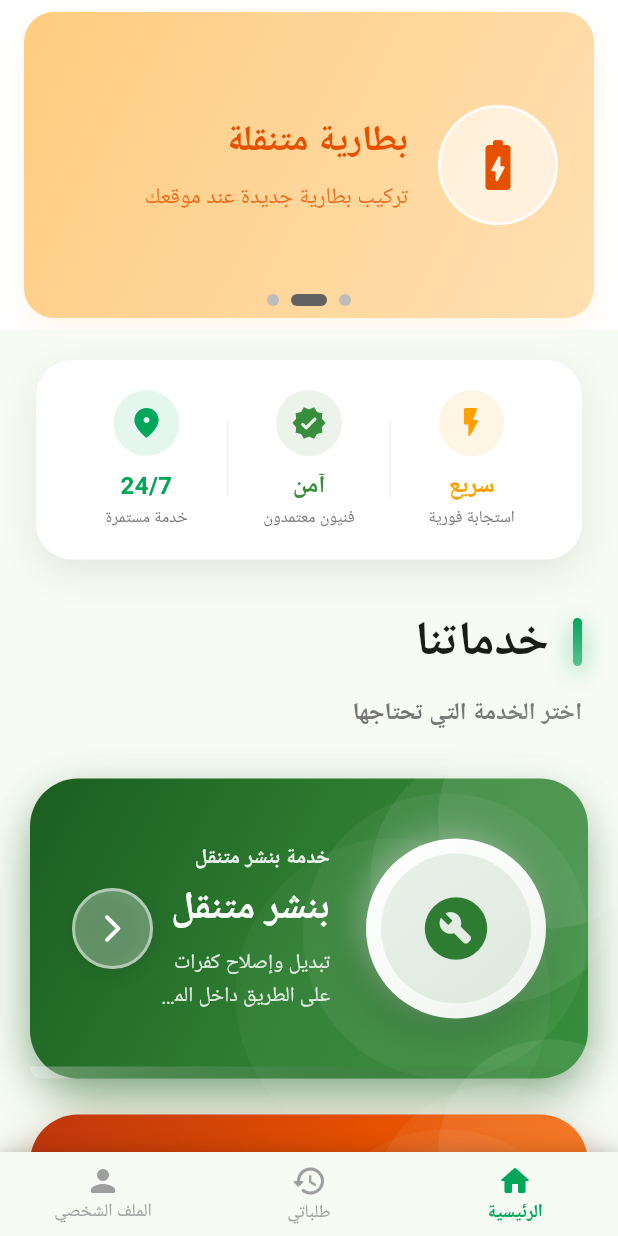
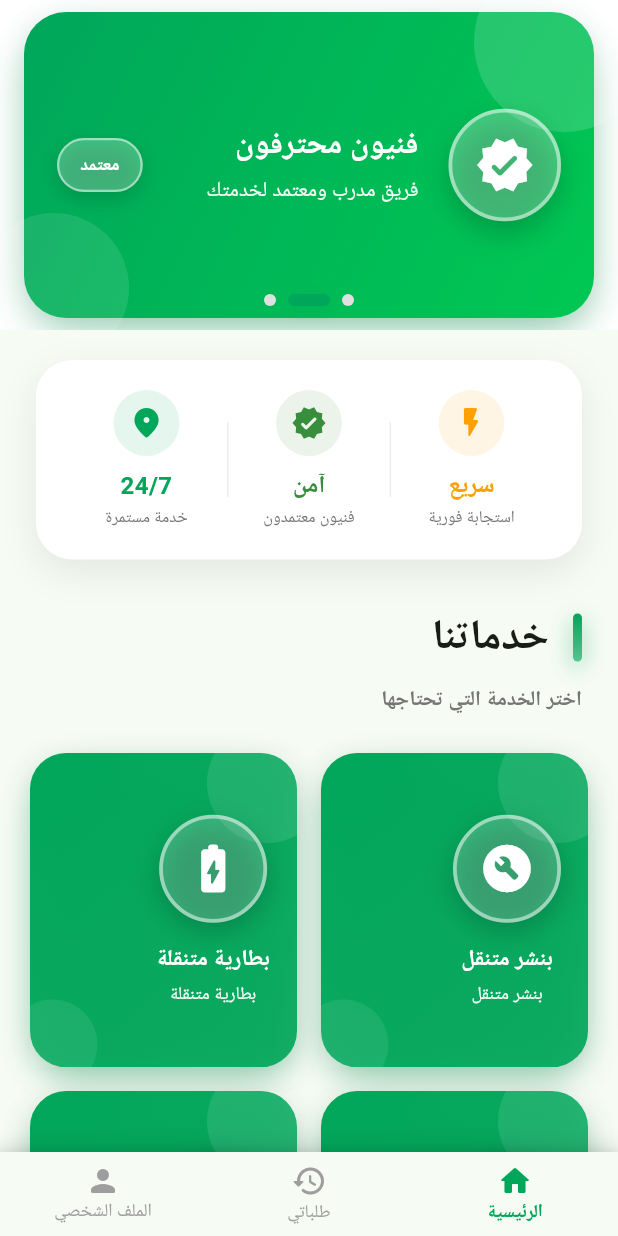
Before and after one commit to ZXYasser/SHM_app, a Flutter app: the screen it shows after launch, on a phone screen of 412 x 824 dp. Run offline on Flutter 3.47's test engine with Material 3 defaults, Android fonts, the phone set to English and light mode, and no system bars; our stand-ins replace geolocator, shared_preferences; Roboto replaces fonts that are missing (Arial).

Commit message:
Update: Railway deployment, config updates, and build fixes

```diff
--- a/flutter_app/lib/screens/home_screen.dart
+++ b/flutter_app/lib/screens/home_screen.dart
@@ -17,28 +17,28 @@ class _HomeScreenState extends State<HomeScreen> with TickerProviderStateMixin {
   int _currentCarouselIndex = 0;
   Timer? _carouselTimer;
 
-  // Carousel Ads Data - Light Pastel Colors
+  // Carousel Ads Data - Premium Modern Design
   final List<Map<String, dynamic>> _carouselAds = [
     {
-      'title': 'خدمة بنشر متنقل',
+      'title': 'خدمة سريعة وموثوقة',
       'subtitle': 'نصل إليك في أي مكان داخل المدينة المنورة',
-      'icon': Icons.build_circle_rounded,
-      'gradient': [Color(0xFFA5D6A7), Color(0xFFC8E6C9)],
-      'textColor': Color(0xFF2E7D32),
+      'icon': Icons.flash_on_rounded,
+      'badge': '24/7',
+      'gradient': [Color(0xFF00A65A), Color(0xFF00C853)],
     },
     {
-      'title': 'بطارية متنقلة',
-      'subtitle': 'تركيب بطارية جديدة عند موقعك',
-      'icon': Icons.battery_charging_full_rounded,
-      'gradient': [Color(0xFFFFCC80), Color(0xFFFFE0B2)],
-      'textColor': Color(0xFFE65100),
+      'title': 'فنيون محترفون',
+      'subtitle': 'فريق مدرب ومعتمد لخدمتك',
+      'icon': Icons.verified_rounded,
+      'badge': 'معتمد',
+      'gradient': [Color(0xFF00A65A), Color(0xFF00C853)],
     },
     {
-      'title': 'خدمة 24/7',
-      'subtitle': 'متاح على مدار الساعة لخدمتك',
-      'icon': Icons.access_time_filled_rounded,
-      'gradient': [Color(0xFF90CAF9), Color(0xFFBBDEFB)],
-      'textColor': Color(0xFF1565C0),
+      'title': 'أسعار منافسة',
+      'subtitle': 'أفضل الأسعار في السوق',
+      'icon': Icons.star_rounded,
+      'badge': 'عروض',
+      'gradient': [Color(0xFF00A65A), Color(0xFF00C853)],
     },
   ];
 
@@ -290,11 +290,11 @@ class _HomeScreenState extends State<HomeScreen> with TickerProviderStateMixin {
   }
 
   Widget _buildAdCard(Map<String, dynamic> ad) {
-    final gradient = ad['gradient'] as List<Color>;
     final icon = ad['icon'] as IconData;
     final title = ad['title'] as String;
     final subtitle = ad['subtitle'] as String;
-    final textColor = ad['textColor'] as Color;
+    final badge = ad['badge'] as String;
+    final gradient = ad['gradient'] as List<Color>;
 
     return Container(
       margin: const EdgeInsets.symmetric(horizontal: 16, vertical: 8),
@@ -304,33 +304,75 @@ class _HomeScreenState extends State<HomeScreen> with TickerProviderStateMixin {
           end: Alignment.bottomRight,
           colors: gradient,
         ),
-        borderRadius: BorderRadius.circular(20),
+        borderRadius: BorderRadius.circular(28),
         boxShadow: [
           BoxShadow(
-            color: gradient[0].withOpacity(0.2),
+            color: gradient[0].withOpacity(0.4),
+            blurRadius: 25,
+            offset: const Offset(0, 12),
+            spreadRadius: -5,
+          ),
+          BoxShadow(
+            color: Colors.black.withOpacity(0.1),
             blurRadius: 15,
-            offset: const Offset(0, 8),
-            spreadRadius: -3,
+            offset: const Offset(0, 6),
           ),
         ],
       ),
-      child: Padding(
-        padding: const EdgeInsets.all(24),
+      child: Stack(
+        clipBehavior: Clip.none,
+        children: [
+          // Decorative elements
+          Positioned(
+            top: -40,
+            right: -40,
+            child: Container(
+              width: 120,
+              height: 120,
+              decoration: BoxDecoration(
+                shape: BoxShape.circle,
+                color: Colors.white.withOpacity(0.15),
+              ),
+            ),
+          ),
+          Positioned(
+            bottom: -30,
+            left: -30,
+            child: Container(
+              width: 100,
+              height: 100,
+              decoration: BoxDecoration(
+                shape: BoxShape.circle,
+                color: Colors.white.withOpacity(0.1),
+              ),
+            ),
+          ),
+
+          // Content
+          Padding(
+            padding: const EdgeInsets.all(22),
             child: Row(
               children: [
-            // Icon Section
+                // Icon Section - Premium Design
                 Container(
-              width: 80,
-              height: 80,
+                  width: 75,
+                  height: 75,
                   decoration: BoxDecoration(
-                color: Colors.white.withOpacity(0.6),
+                    color: Colors.white.withOpacity(0.25),
                     shape: BoxShape.circle,
                     border: Border.all(
-                  color: Colors.white.withOpacity(0.8),
-                  width: 2,
+                      color: Colors.white.withOpacity(0.5),
+                      width: 2.5,
                     ),
+                    boxShadow: [
+                      BoxShadow(
+                        color: Colors.black.withOpacity(0.2),
+                        blurRadius: 15,
+                        offset: const Offset(0, 8),
                       ),
-              child: Icon(icon, color: textColor, size: 40),
+                    ],
+                  ),
+                  child: Icon(icon, color: Colors.white, size: 40),
                 ),
                 const SizedBox(width: 20),
 
@@ -342,20 +384,54 @@ class _HomeScreenState extends State<HomeScreen> with TickerProviderStateMixin {
                     children: [
                       Text(
                         title,
-                    style: TextStyle(
-                      fontSize: 24,
+                        style: const TextStyle(
+                          fontSize: 21,
                           fontWeight: FontWeight.bold,
-                      color: textColor,
-                      letterSpacing: 0.5,
+                          color: Colors.white,
+                          letterSpacing: 0.4,
+                          height: 1.2,
                         ),
                       ),
                       const SizedBox(height: 8),
                       Text(
                         subtitle,
                         style: TextStyle(
-                      fontSize: 15,
-                      color: textColor.withOpacity(0.8),
+                          fontSize: 14,
+                          color: Colors.white.withOpacity(0.95),
                           fontWeight: FontWeight.w500,
+                          height: 1.3,
+                        ),
+                      ),
+                    ],
+                  ),
+                ),
+
+                // Badge - Premium Design
+                Container(
+                  padding: const EdgeInsets.symmetric(horizontal: 14, vertical: 8),
+                  decoration: BoxDecoration(
+                    color: Colors.white.withOpacity(0.25),
+                    borderRadius: BorderRadius.circular(25),
+                    border: Border.all(
+                      color: Colors.white.withOpacity(0.5),
+                      width: 1.5,
+                    ),
+                    boxShadow: [
+                      BoxShadow(
+                        color: Colors.black.withOpacity(0.15),
+                        blurRadius: 10,
+                        offset: const Offset(0, 5),
+                      ),
+                    ],
+                  ),
+                  child: Text(
+                    badge,
+                    style: const TextStyle(
+                      color: Colors.white,
+                      fontSize: 12,
+                      fontWeight: FontWeight.bold,
+                      letterSpacing: 0.5,
+                    ),
                   ),
                 ),
               ],
@@ -363,24 +439,57 @@ class _HomeScreenState extends State<HomeScreen> with TickerProviderStateMixin {
           ),
         ],
       ),
-      ),
     );
   }
 
   Widget _buildIndicator(bool isActive) {
+    final color = const Color(AppConstants.primaryColorValue);
     return AnimatedContainer(
       duration: const Duration(milliseconds: 300),
       margin: const EdgeInsets.symmetric(horizontal: 4),
-      width: isActive ? 24 : 8,
+      width: isActive ? 28 : 8,
       height: 8,
       decoration: BoxDecoration(
-        color: isActive ? Colors.grey[700] : Colors.grey[400],
+        color: isActive ? color : Colors.grey[300],
         borderRadius: BorderRadius.circular(4),
+        boxShadow: isActive
+            ? [
+                BoxShadow(
+                  color: color.withOpacity(0.4),
+                  blurRadius: 8,
+                  offset: const Offset(0, 2),
+                ),
+              ]
+            : null,
       ),
     );
   }
 
   Widget _buildAmazingServicesSection(BuildContext context, Color color) {
+    // قائمة الخدمات - جميعها بنفس اللون الموحد
+    final List<Map<String, dynamic>> services = [
+      {
+        'title': AppConstants.serviceTire,
+        'subtitle': 'بنشر متنقل',
+        'icon': Icons.build_circle_rounded,
+      },
+      {
+        'title': AppConstants.serviceBattery,
+        'subtitle': 'بطارية متنقلة',
+        'icon': Icons.battery_charging_full_rounded,
+      },
+      {
+        'title': AppConstants.serviceElectrical,
+        'subtitle': 'خلل كهربائي',
+        'icon': Icons.electrical_services_rounded,
+      },
+      {
+        'title': AppConstants.serviceOther,
+        'subtitle': 'خلل آخر',
+        'icon': Icons.build_rounded,
+      },
+    ];
+
     return Container(
       margin: const EdgeInsets.only(top: 32, bottom: 16),
       child: Column(
@@ -417,7 +526,7 @@ class _HomeScreenState extends State<HomeScreen> with TickerProviderStateMixin {
                     const Text(
                       'خدماتنا',
                       style: TextStyle(
-                        fontSize: 32,
+                        fontSize: 28,
                         fontWeight: FontWeight.bold,
                         letterSpacing: 1,
                       ),
@@ -427,9 +536,8 @@ class _HomeScreenState extends State<HomeScreen> with TickerProviderStateMixin {
                 const SizedBox(height: 12),
                 Text(
                   'اختر الخدمة التي تحتاجها',
-
                   style: TextStyle(
-                    fontSize: 16,
+                    fontSize: 14,
                     color: Colors.grey[600],
                     fontWeight: FontWeight.w600,
                   ),
@@ -438,49 +546,31 @@ class _HomeScreenState extends State<HomeScreen> with TickerProviderStateMixin {
             ),
           ),
 
-          const SizedBox(height: 32),
+          const SizedBox(height: 24),
 
-          // Amazing Service Cards
+          // Services Grid - Centered 2x2 Grid
           Padding(
             padding: const EdgeInsets.symmetric(horizontal: 20),
-            child: Column(
-              children: [
-                _buildAmazingServiceCard(
+            child: GridView.builder(
+              shrinkWrap: true,
+              physics: const NeverScrollableScrollPhysics(), // منع السحب في GridView نفسه
+              gridDelegate: const SliverGridDelegateWithFixedCrossAxisCount(
+                crossAxisCount: 2, // عمودين
+                mainAxisSpacing: 16, // المسافة العمودية بين الصفوف
+                crossAxisSpacing: 16, // المسافة الأفقية بين البطاقات
+                childAspectRatio: 0.85, // نسبة العرض إلى الارتفاع
+              ),
+              itemCount: services.length,
+              itemBuilder: (context, index) {
+                final service = services[index];
+                return _buildCompactServiceCard(
                   context: context,
-                  title: AppConstants.serviceTire,
-                  subtitle: 'خدمة بنشر متنقل',
-                  description:
-                      'تبديل وإصلاح كفرات على الطريق داخل المدينة المنورة',
-                  icon: Icons.build_circle_rounded,
-                  color: Color(0xFF2E7D32),
-                  gradient: [
-                    Color(0xFF1B5E20),
-                    Color(0xFF2E7D32),
-                    Color(0xFF388E3C),
-                  ],
-                  iconGradient: [Colors.white, Colors.white.withOpacity(0.9)],
-                  index: 0,
-                  onTap: () => _openRequest(context, AppConstants.serviceTire),
-                ),
-                const SizedBox(height: 24),
-                _buildAmazingServiceCard(
-                  context: context,
-                  title: AppConstants.serviceBattery,
-                  subtitle: 'خدمة بطارية متنقلة',
-                  description: 'تركيب بطارية + فحص الشحن عند موقعك',
-                  icon: Icons.battery_charging_full_rounded,
-                  color: Color(0xFFE65100),
-                  gradient: [
-                    Color(0xFFBF360C),
-                    Color(0xFFE65100),
-                    Color(0xFFFF6F00),
-                  ],
-                  iconGradient: [Colors.white, Colors.white.withOpacity(0.9)],
-                  index: 1,
-                  onTap: () =>
-                      _openRequest(context, AppConstants.serviceBattery),
-                ),
-              ],
+                  title: service['title'] as String,
+                  subtitle: service['subtitle'] as String,
+                  icon: service['icon'] as IconData,
+                  onTap: () => _openRequest(context, service['title'] as String),
+                );
+              },
             ),
           ),
         ],
@@ -488,226 +578,143 @@ class _HomeScreenState extends State<HomeScreen> with TickerProviderStateMixin {
     );
   }
 
-  Widget _buildAmazingServiceCard({
+  Widget _buildCompactServiceCard({
     required BuildContext context,
     required String title,
     required String subtitle,
-    required String description,
     required IconData icon,
-    required Color color,
-    required List<Color> gradient,
-    required List<Color> iconGradient,
-    required int index,
     required VoidCallback onTap,
   }) {
-    return TweenAnimationBuilder<double>(
-      tween: Tween(begin: 0.0, end: 1.0),
-      duration: Duration(milliseconds: 600 + (index * 200)),
-      curve: Curves.easeOutCubic,
-      builder: (context, value, child) {
-        return Transform.translate(
-          offset: Offset(0, 30 * (1 - value)),
-          child: Opacity(
-            opacity: value,
-            child: Transform.scale(
-              scale: 0.9 + (0.1 * value),
-              child: Material(
+    final color = const Color(AppConstants.primaryColorValue);
+
+    return Material(
       color: Colors.transparent,
       child: InkWell(
         onTap: onTap,
-                  borderRadius: BorderRadius.circular(32),
+        borderRadius: BorderRadius.circular(24),
         child: Container(
-                    height: 200,
           decoration: BoxDecoration(
             gradient: LinearGradient(
               begin: Alignment.topLeft,
               end: Alignment.bottomRight,
-                        colors: gradient,
+              colors: [
+                color,
+                color.withOpacity(0.9),
+              ],
             ),
-                      borderRadius: BorderRadius.circular(32),
+            borderRadius: BorderRadius.circular(24),
             boxShadow: [
               BoxShadow(
-                          color: color.withOpacity(0.5),
-                          blurRadius: 30,
-                          offset: const Offset(0, 15),
+                color: color.withOpacity(0.4),
+                blurRadius: 20,
+                offset: const Offset(0, 10),
                 spreadRadius: -5,
               ),
               BoxShadow(
-                          color: Colors.black.withOpacity(0.15),
-                          blurRadius: 20,
-                          offset: const Offset(0, 8),
+                color: Colors.black.withOpacity(0.1),
+                blurRadius: 15,
+                offset: const Offset(0, 5),
               ),
             ],
           ),
           child: Stack(
-                      clipBehavior: Clip.none,
             children: [
-                        // Animated Background Pattern
-                        ...List.generate(4, (i) {
-                          return Positioned(
-                            top: -50 + (i * 30),
-                            right: -50 + (i * 25),
+              // Decorative circles
+              Positioned(
+                top: -20,
+                right: -20,
                 child: Container(
-                              width: 150 + (i * 20),
-                              height: 150 + (i * 20),
+                  width: 80,
+                  height: 80,
                   decoration: BoxDecoration(
                     shape: BoxShape.circle,
-                                color: Colors.white.withOpacity(
-                                  0.08 - (i * 0.015),
+                    color: Colors.white.withOpacity(0.1),
                   ),
                 ),
               ),
-                          );
-                        }),
-
-                        // Main Content
-                        Padding(
-                          padding: const EdgeInsets.all(28),
-                          child: Row(
-                            children: [
-                              // Icon Section
-                              Container(
-                                width: 120,
-                                height: 120,
+              Positioned(
+                bottom: -15,
+                left: -15,
+                child: Container(
+                  width: 60,
+                  height: 60,
                   decoration: BoxDecoration(
                     shape: BoxShape.circle,
-                                  gradient: LinearGradient(
-                                    begin: Alignment.topLeft,
-                                    end: Alignment.bottomRight,
-                                    colors: iconGradient,
+                    color: Colors.white.withOpacity(0.08),
+                  ),
+                ),
+              ),
+
+              // Content
+              Padding(
+                padding: const EdgeInsets.all(18),
+                child: Column(
+                  mainAxisAlignment: MainAxisAlignment.center,
+                  crossAxisAlignment: CrossAxisAlignment.center,
+                  children: [
+                    // Icon Section - Larger and more prominent
+                    Container(
+                      width: 72,
+                      height: 72,
+                      decoration: BoxDecoration(
+                        color: Colors.white.withOpacity(0.2),
+                        shape: BoxShape.circle,
+                        border: Border.all(
+                          color: Colors.white.withOpacity(0.5),
+                          width: 2.5,
                         ),
                         boxShadow: [
                           BoxShadow(
                             color: Colors.black.withOpacity(0.2),
-                                      blurRadius: 25,
-                                      offset: const Offset(0, 10),
-                                    ),
-                                    BoxShadow(
-                                      color: Colors.white.withOpacity(0.3),
                             blurRadius: 15,
-                                      offset: const Offset(-5, -5),
+                            offset: const Offset(0, 6),
                           ),
                         ],
                       ),
-                                child: Stack(
-                                  alignment: Alignment.center,
-                                  children: [
-                                    // Glow effect
-                                    Container(
-                                      width: 100,
-                                      height: 100,
-                                      decoration: BoxDecoration(
-                                        shape: BoxShape.circle,
-                                        color: color.withOpacity(0.1),
+                      child: Icon(
+                        icon,
+                        color: Colors.white,
+                        size: 38,
                       ),
                     ),
-                                    Icon(icon, color: color, size: 50),
-                                  ],
+                    const SizedBox(height: 14),
+
+                    // Title
+                    Text(
+                      title,
+                      style: const TextStyle(
+                        fontSize: 15,
+                        fontWeight: FontWeight.bold,
+                        color: Colors.white,
+                        letterSpacing: 0.4,
+                        height: 1.3,
                       ),
+                      textAlign: TextAlign.center,
+                      maxLines: 2,
+                      overflow: TextOverflow.ellipsis,
                     ),
+                    const SizedBox(height: 6),
 
-                              const SizedBox(width: 24),
-
-                              // Text Section
-                              Expanded(
-                                child: Column(
-                                  crossAxisAlignment: CrossAxisAlignment.start,
-                                  mainAxisAlignment: MainAxisAlignment.center,
-                                  children: [
+                    // Subtitle
                     Text(
                       subtitle,
                       style: TextStyle(
-                                        fontSize: 14,
-                                        color: Colors.white.withOpacity(0.9),
-                                        fontWeight: FontWeight.w600,
-                                        letterSpacing: 0.5,
-                                      ),
-                                    ),
-                                    const SizedBox(height: 6),
-                                    Text(
-                                      title,
-                                      style: const TextStyle(
-                                        fontSize: 26,
-                                        fontWeight: FontWeight.bold,
-                                        color: Colors.white,
-                                        letterSpacing: 0.8,
+                        fontSize: 12,
+                        color: Colors.white.withOpacity(0.95),
+                        fontWeight: FontWeight.w500,
                         height: 1.2,
                       ),
-                                    ),
-                                    const SizedBox(height: 10),
-                                    Text(
-                                      description,
-                                      style: TextStyle(
-                                        fontSize: 14,
-                                        color: Colors.white.withOpacity(0.85),
-                                        height: 1.5,
-                                        fontWeight: FontWeight.w400,
-                                      ),
-                                      maxLines: 2,
+                      textAlign: TextAlign.center,
+                      maxLines: 1,
                       overflow: TextOverflow.ellipsis,
                     ),
                   ],
-                                ),
-                              ),
-
-                              // Arrow Icon
-                              Container(
-                                padding: const EdgeInsets.all(14),
-                                decoration: BoxDecoration(
-                                  color: Colors.white.withOpacity(0.3),
-                                  shape: BoxShape.circle,
-                                  border: Border.all(
-                                    color: Colors.white.withOpacity(0.5),
-                                    width: 2,
-                                  ),
-                                  boxShadow: [
-                                    BoxShadow(
-                                      color: Colors.black.withOpacity(0.1),
-                                      blurRadius: 10,
-                                      offset: const Offset(0, 4),
-                                    ),
-                                  ],
-                                ),
-                                child: const Icon(
-                                  Icons.arrow_back_ios_new_rounded,
-                                  color: Colors.white,
-                                  size: 22,
-                                ),
-                              ),
-                            ],
-                          ),
-                        ),
-
-                        // Bottom Decoration
-                        Positioned(
-                          bottom: 0,
-                          left: 0,
-                          right: 0,
-                          child: Container(
-                            height: 8,
-                            decoration: BoxDecoration(
-                              gradient: LinearGradient(
-                                colors: [
-                                  Colors.white.withOpacity(0.3),
-                                  Colors.transparent,
-                                ],
-                              ),
-                              borderRadius: const BorderRadius.only(
-                                bottomLeft: Radius.circular(32),
-                                bottomRight: Radius.circular(32),
-                              ),
-                            ),
                 ),
               ),
             ],
           ),
         ),
       ),
-              ),
-            ),
-          ),
-        );
-      },
     );
   }
 
--- a/flutter_app/lib/utils/constants.dart
+++ b/flutter_app/lib/utils/constants.dart
@@ -32,4 +32,6 @@ class AppConstants {
   // ================================
   static const String serviceTire = 'بنشر متنقل';
   static const String serviceBattery = 'بطارية متنقلة';
+  static const String serviceElectrical = 'خلل كهربائي';
+  static const String serviceOther = 'خلل آخر';
 }
```
Also changed, not shown: flutter_app/pubspec.yaml (+9 -8 lines), flutter_app/assets/icon/app_icon.png (added), flutter_app/assets/icon/logo.png (renamed from flutter_app/assets/images/logo.png), flutter_app/assets/images/app_icon.png (deleted), 41 other files. Lines whose indentation alone changed are shown as unchanged.
